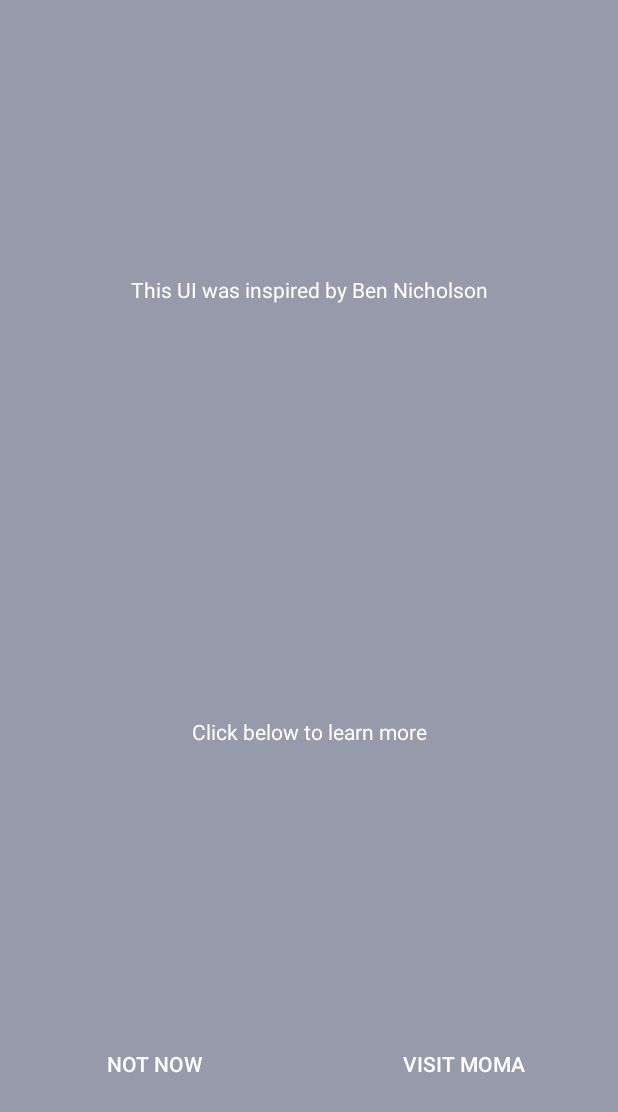
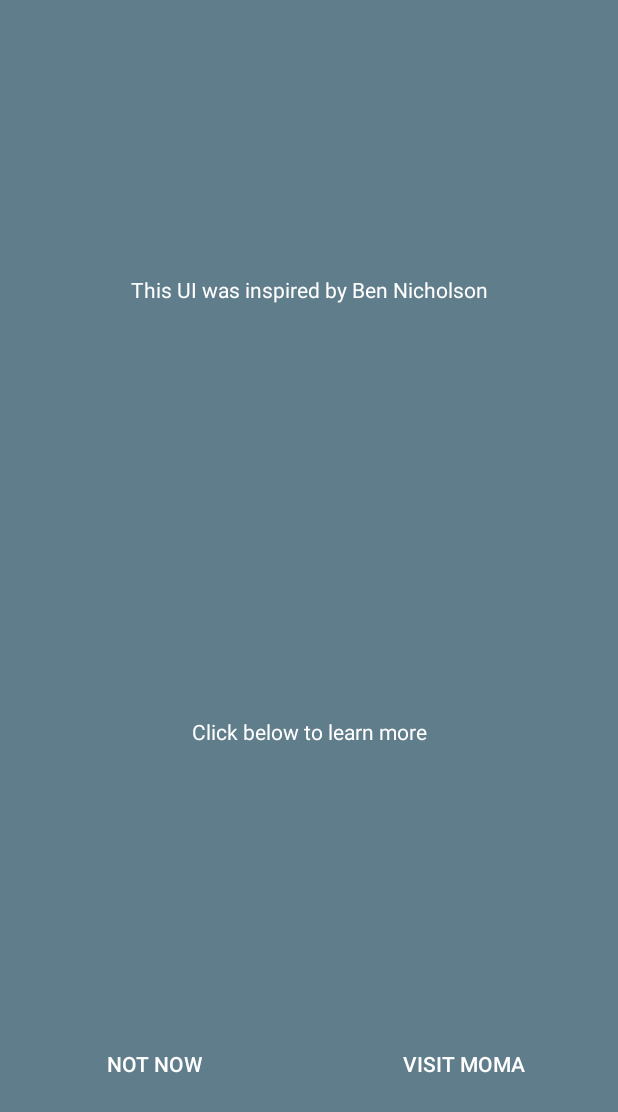
Before and after one commit to sjmiddlebrook/Modern_Art_UI, an Android app: the layout custom_dialog_layout.xml on its own in the app's theme, with its tools: preview values and no code run, on a phone screen of 412 x 824 dp. Shown: the top 1112 px of the screen. Run offline under Robolectric (Android 15) with nearby library versions, the phone set to English and light mode, and no system bars.

Commit message:
add material design colors for theme

```diff
--- a/app/src/main/AndroidManifest.xml
+++ b/app/src/main/AndroidManifest.xml
@@ -9,7 +9,6 @@
         android:theme="@style/AppTheme" >
         <activity
             android:name=".MainActivity"
-            android:screenOrientation="landscape"
             android:label="@string/app_name" >
             <intent-filter>
                 <action android:name="android.intent.action.MAIN" />
--- a/app/src/main/res/values/colors.xml
+++ b/app/src/main/res/values/colors.xml
@@ -7,5 +7,7 @@
     <color name="block5">#903A37</color>
     <color name="block6">#4A708B</color>
     <color name="block7">#523D27</color>
-    <color name="alert_background">#979AAA</color>
+    <color name="alert_background">#607D8B</color>
+    <color name="primaryDef">#607D8B</color>
+    <color name="primaryDarkDef">#455A64</color>
 </resources>
--- a/app/src/main/res/values/styles.xml
+++ b/app/src/main/res/values/styles.xml
@@ -2,7 +2,10 @@
 
     <!-- Base application theme. -->
     <style name="AppTheme" parent="Theme.AppCompat.Light.DarkActionBar">
-        <!-- Customize your theme here. -->
+        <item name="colorPrimary">@color/primaryDef</item>
+        <item name="colorPrimaryDark">@color/primaryDarkDef</item>
+        <item name="colorAccent">@color/primaryDef</item>
     </style>
 
+
 </resources>
```
